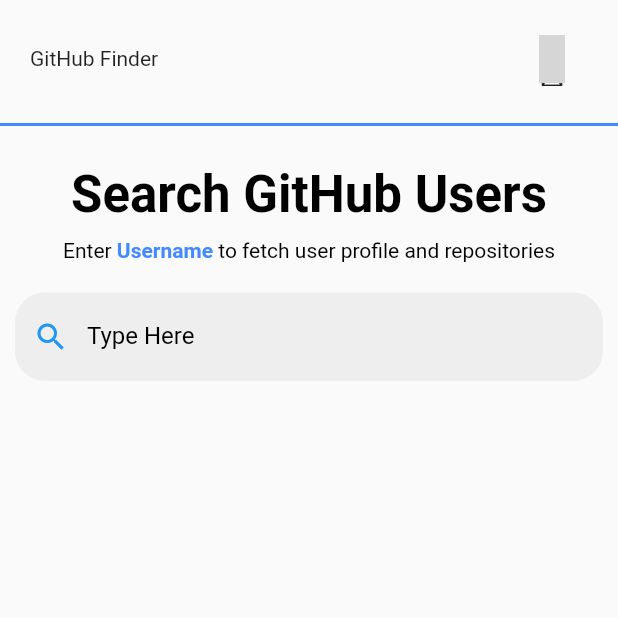
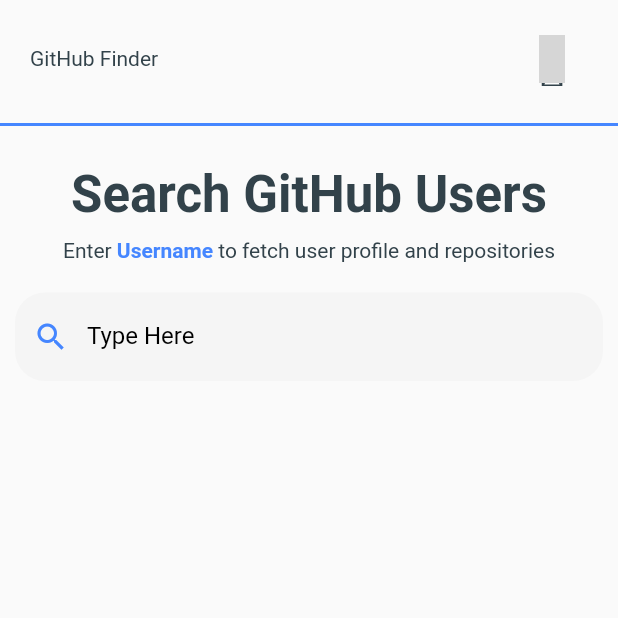
Before and after one commit to udaykumaruking/github_finder, a Flutter app: the screen it shows after launch, on a phone screen of 412 x 824 dp, the top half of it. Run offline on Flutter 3.47's test engine with Material 2 defaults, Android fonts, the phone set to English and light mode, and no system bars; our stand-ins replace flutter_icons; grey boxes are pictures that could not be loaded.

Commit message:
created global colors

```diff
--- a/lib/main.dart
+++ b/lib/main.dart
@@ -1,4 +1,5 @@
 import 'package:flutter/material.dart';
+import 'package:github_finder/styles/globals.dart';
 import 'screens/HomeBody.dart';
 
 void main() => runApp(MyApp());
@@ -9,26 +10,12 @@ class MyApp extends StatelessWidget {
   Widget build(BuildContext context) {
     return MaterialApp(
       title: 'GitHub Finder',
-      theme: ThemeData(
-        primarySwatch: Colors.blue,
-        //brightness: Brightness.dark,
-        visualDensity: VisualDensity.adaptivePlatformDensity,
-      ),
       debugShowCheckedModeBanner: false,
       home: Scaffold(
         //backgroundColor: ,
         body: SingleChildScrollView(
           child: HomeBody(),
         ),
-
-        // appBar: AppBar(
-        //   title: Text(
-        //     'GitHub Finder',
-        //     style: TextStyle(
-        //       color: Colors.white,
-        //     ),
-        //   ),
-        // ),
       ),
     );
   }
--- /dev/null
+++ b/lib/styles/globals.dart
@@ -0,0 +1,6 @@
+import 'package:flutter/material.dart';
+
+const blackColor = Color(0xFF32424A);
+const blueColor = Color(0xFF4586ff);
+const tealColor = Color(0xFF01ecd5);
+const whiteColor = Color(0xFFf5f5f5);
--- a/lib/widgets/appBarCustom.dart
+++ b/lib/widgets/appBarCustom.dart
@@ -1,5 +1,6 @@
 import 'package:flutter/material.dart';
 import 'package:flutter_icons/flutter_icons.dart';
+import 'package:github_finder/styles/globals.dart';
 import 'package:url_launcher/url_launcher.dart';
 
 class AppBarCustom extends StatelessWidget {
@@ -23,11 +24,17 @@ class AppBarCustom extends StatelessWidget {
             child: Row(
               mainAxisAlignment: MainAxisAlignment.spaceBetween,
               children: <Widget>[
-                Text('GitHub Finder'),
+                Text(
+                  'GitHub Finder',
+                  style: TextStyle(
+                    color: blackColor,
+                  ),
+                ),
                 IconButton(
                   icon: Icon(
                     Octicons.mark_github,
                     size: 40,
+                    color: blackColor,
                   ),
                   onPressed: _launchURL,
                 ),
@@ -39,7 +46,7 @@ class AppBarCustom extends StatelessWidget {
             child: Divider(
               height: 1,
               thickness: 2,
-              color: Colors.blueAccent,
+              color: blueColor,
             ),
           ),
         ],
--- a/lib/widgets/headerText.dart
+++ b/lib/widgets/headerText.dart
@@ -1,4 +1,5 @@
 import 'package:flutter/material.dart';
+import 'package:github_finder/styles/globals.dart';
 
 class HeaderText extends StatelessWidget {
   @override
@@ -7,7 +8,7 @@ class HeaderText extends StatelessWidget {
       'Search GitHub Users',
       style: Theme.of(context).textTheme.headline4.copyWith(
             fontWeight: FontWeight.w600,
-            color: Colors.black,
+            color: blackColor,
           ),
     );
   }
--- a/lib/widgets/richText.dart
+++ b/lib/widgets/richText.dart
@@ -1,4 +1,5 @@
 import 'package:flutter/material.dart';
+import 'package:github_finder/styles/globals.dart';
 
 class RichTextWidget extends StatelessWidget {
   @override
@@ -6,16 +7,21 @@ class RichTextWidget extends StatelessWidget {
     return RichText(
       text: TextSpan(
         text: 'Enter ',
-        style: DefaultTextStyle.of(context).style.copyWith(color: Colors.black),
+        style: DefaultTextStyle.of(context).style.copyWith(color: blackColor),
         children: <TextSpan>[
           TextSpan(
             text: 'Username',
             style: TextStyle(
               fontWeight: FontWeight.bold,
-              color: Colors.blueAccent,
+              color: blueColor,
             ),
           ),
-          TextSpan(text: ' to fetch user profile and repositories'),
+          TextSpan(
+            text: ' to fetch user profile and repositories',
+            style: TextStyle(
+              color: blackColor,
+            ),
+          ),
         ],
       ),
     );
--- a/lib/widgets/search.dart
+++ b/lib/widgets/search.dart
@@ -1,4 +1,5 @@
 import 'package:flutter/material.dart';
+import 'package:github_finder/styles/globals.dart';
 
 class SearchBar extends StatefulWidget {
   @override
@@ -25,13 +26,13 @@ class _SearchBarState extends State<SearchBar> {
           ),
           prefixIcon: Icon(
             Icons.search,
-            color: Colors.blue,
+            color: blueColor,
           ),
           labelText: 'Type Here',
           labelStyle: TextStyle(color: Colors.black),
           hintText: "Ex: udaykumaruking",
           filled: true,
-          fillColor: Colors.grey[200],
+          fillColor: whiteColor,
         ),
       ),
       padding: EdgeInsets.fromLTRB(10, 10, 10, 10),
--- a/pubspec.yaml
+++ b/pubspec.yaml
@@ -25,6 +25,7 @@ dependencies:
     sdk: flutter
   flutter_icons: ^1.1.0
   url_launcher: ^5.4.2
+  google_fonts: ^1.1.0
 
   # The following adds the Cupertino Icons font to your application.
   # Use with the CupertinoIcons class for iOS style icons.
```
Also changed, not shown: pubspec.lock.
